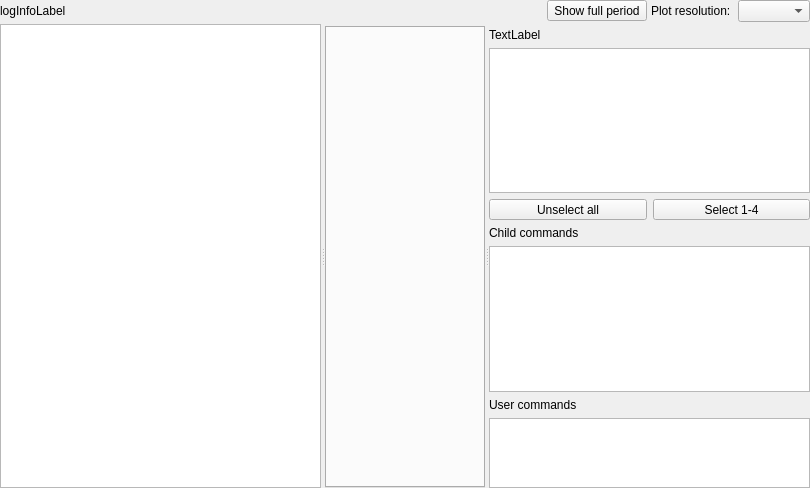
This is Viewer/libViewer/src/LogLoadWidget.ui in ecmwf/ecflow as Qt 5 draws it before an edit. The edited form follows.
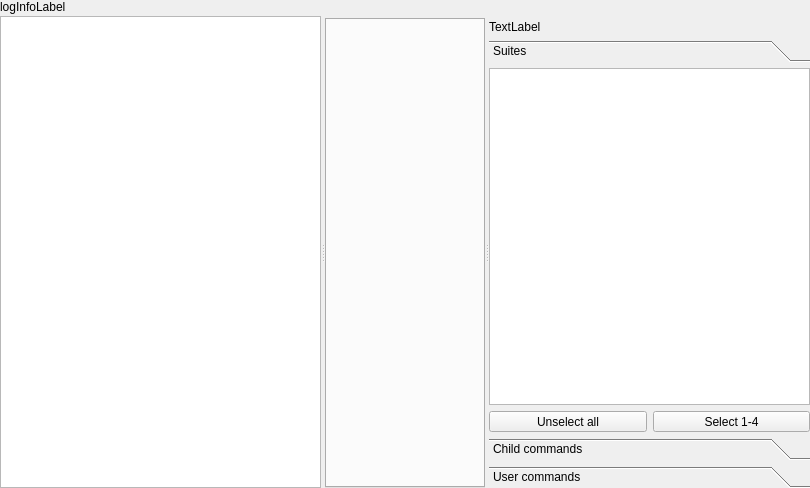
This is the edited form. The open tabs and pages were chosen to show the change. Icons and pictures are not drawn. Custom widgets are drawn as their Qt base class.

Commit message: ecFlowUI: add server load tab to info panel ECFLOW-1263

```diff
--- a/Viewer/libViewer/src/LogLoadWidget.ui
+++ b/Viewer/libViewer/src/LogLoadWidget.ui
@@ -39,7 +39,7 @@
     <number>0</number>
    </property>
    <item>
-    <layout class="QHBoxLayout" name="horizontalLayout_3" stretch="1,0,0,0,0">
+    <layout class="QHBoxLayout" name="horizontalLayout_3" stretch="1">
      <property name="spacing">
       <number>4</number>
      </property>
@@ -50,45 +50,6 @@
        </property>
       </widget>
      </item>
-     <item>
-      <spacer name="horizontalSpacer">
-       <property name="orientation">
-        <enum>Qt::Horizontal</enum>
-       </property>
-       <property name="sizeType">
-        <enum>QSizePolicy::Fixed</enum>
-       </property>
-       <property name="sizeHint" stdset="0">
-        <size>
-         <width>10</width>
-         <height>20</height>
-        </size>
-       </property>
-      </spacer>
-     </item>
-     <item>
-      <widget class="QToolButton" name="showFullTb">
-       <property name="sizePolicy">
-        <sizepolicy hsizetype="Preferred" vsizetype="Fixed">
-         <horstretch>0</horstretch>
-         <verstretch>0</verstretch>
-        </sizepolicy>
-       </property>
-       <property name="text">
-        <string>Show full period</string>
-       </property>
-      </widget>
-     </item>
-     <item>
-      <widget class="QLabel" name="label">
-       <property name="text">
-        <string>Plot resolution: </string>
-       </property>
-      </widget>
-     </item>
-     <item>
-      <widget class="QComboBox" name="resCombo"/>
-     </item>
     </layout>
    </item>
    <item>
@@ -149,7 +110,7 @@
       </layout>
      </widget>
      <widget class="QWidget" name="layoutWidget">
-      <layout class="QVBoxLayout" name="verticalLayout_3" stretch="0,0,0,1,0,0,0,1">
+      <layout class="QVBoxLayout" name="verticalLayout_3" stretch="0,0,0">
        <item>
         <spacer name="verticalSpacer">
          <property name="orientation">
@@ -174,6 +135,36 @@
         </widget>
        </item>
        <item>
+        <widget class="QToolBox" name="controlToolBox">
+         <property name="currentIndex">
+          <number>2</number>
+         </property>
+         <widget class="QWidget" name="page">
+          <property name="geometry">
+           <rect>
+            <x>0</x>
+            <y>0</y>
+            <width>338</width>
+            <height>349</height>
+           </rect>
+          </property>
+          <attribute name="label">
+           <string>Suites</string>
+          </attribute>
+          <layout class="QVBoxLayout" name="verticalLayout_5" stretch="1,0">
+           <property name="leftMargin">
+            <number>0</number>
+           </property>
+           <property name="topMargin">
+            <number>0</number>
+           </property>
+           <property name="rightMargin">
+            <number>0</number>
+           </property>
+           <property name="bottomMargin">
+            <number>0</number>
+           </property>
+           <item>
         <widget class="QTreeView" name="suiteTree"/>
        </item>
        <item>
@@ -209,25 +200,61 @@
          </item>
         </layout>
        </item>
-       <item>
-        <widget class="QLabel" name="label_2">
-         <property name="text">
+          </layout>
+         </widget>
+         <widget class="QWidget" name="page_2">
+          <property name="geometry">
+           <rect>
+            <x>0</x>
+            <y>0</y>
+            <width>338</width>
+            <height>349</height>
+           </rect>
+          </property>
+          <attribute name="label">
           <string>Child commands</string>
-         </property>
-        </widget>
-       </item>
+          </attribute>
+          <layout class="QVBoxLayout" name="verticalLayout_2">
+           <property name="leftMargin">
+            <number>0</number>
+           </property>
+           <property name="topMargin">
+            <number>0</number>
+           </property>
+           <property name="rightMargin">
+            <number>0</number>
+           </property>
+           <property name="bottomMargin">
+            <number>0</number>
+           </property>
        <item>
         <widget class="QTreeView" name="childTree"/>
        </item>
-       <item>
-        <widget class="QLabel" name="label_3">
-         <property name="text">
+          </layout>
+         </widget>
+         <widget class="QWidget" name="page_3">
+          <attribute name="label">
           <string>User commands</string>
-         </property>
-        </widget>
-       </item>
+          </attribute>
+          <layout class="QVBoxLayout" name="verticalLayout_6">
+           <property name="leftMargin">
+            <number>0</number>
+           </property>
+           <property name="topMargin">
+            <number>0</number>
+           </property>
+           <property name="rightMargin">
+            <number>0</number>
+           </property>
+           <property name="bottomMargin">
+            <number>0</number>
+           </property>
        <item>
         <widget class="QTreeView" name="userTree"/>
+           </item>
+          </layout>
+         </widget>
+        </widget>
        </item>
       </layout>
      </widget>
```
Lines whose indentation alone changed are shown as unchanged. The commit also changes 4 other files.
